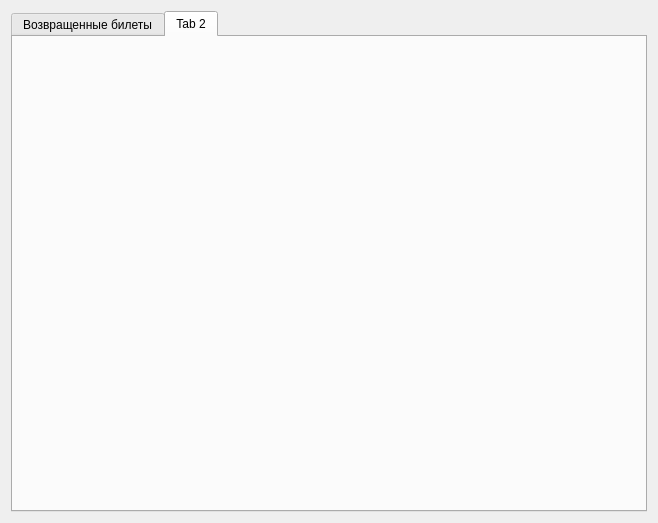
Demonist/TCS, file Admin/MainManager/accountingWidget/caccountingwidget.ui: the form before one commit.
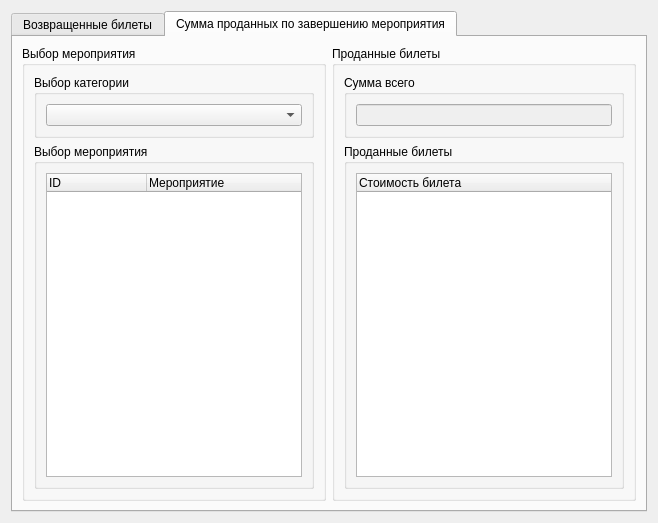
The form after the commit. The open tabs and pages were chosen to show the change.

Diff of the .ui file:
```diff
--- a/Admin/MainManager/accountingWidget/caccountingwidget.ui
+++ b/Admin/MainManager/accountingWidget/caccountingwidget.ui
@@ -53,8 +53,97 @@
      </widget>
      <widget class="QWidget" name="tab_2">
       <attribute name="title">
-       <string>Tab 2</string>
+       <string>Сумма проданных по завершению мероприятия</string>
       </attribute>
+      <layout class="QGridLayout" name="gridLayout_3">
+       <item row="0" column="0">
+        <widget class="QGroupBox" name="groupBox">
+         <property name="title">
+          <string>Выбор мероприятия</string>
+         </property>
+         <layout class="QGridLayout" name="gridLayout_6">
+          <item row="0" column="0">
+           <widget class="QGroupBox" name="groupBox_3">
+            <property name="title">
+             <string>Выбор категории</string>
+            </property>
+            <layout class="QGridLayout" name="gridLayout_4">
+             <item row="0" column="0">
+              <widget class="QComboBox" name="cbxCategoriesSelect"/>
+             </item>
+            </layout>
+           </widget>
+          </item>
+          <item row="1" column="0">
+           <widget class="QGroupBox" name="groupBox_4">
+            <property name="title">
+             <string>Выбор мероприятия</string>
+            </property>
+            <layout class="QGridLayout" name="gridLayout_5">
+             <item row="0" column="0">
+              <widget class="QTreeWidget" name="twActions">
+               <column>
+                <property name="text">
+                 <string>ID</string>
+                </property>
+               </column>
+               <column>
+                <property name="text">
+                 <string>Мероприятие</string>
+                </property>
+               </column>
+              </widget>
+             </item>
+            </layout>
+           </widget>
+          </item>
+         </layout>
+        </widget>
+       </item>
+       <item row="0" column="1">
+        <widget class="QGroupBox" name="groupBox_2">
+         <property name="title">
+          <string>Проданные билеты</string>
+         </property>
+         <layout class="QGridLayout" name="gridLayout_9">
+          <item row="0" column="0">
+           <widget class="QGroupBox" name="groupBox_5">
+            <property name="title">
+             <string>Сумма всего</string>
+            </property>
+            <layout class="QGridLayout" name="gridLayout_7">
+             <item row="0" column="0">
+              <widget class="QLineEdit" name="lePriseSumTickets">
+               <property name="enabled">
+                <bool>false</bool>
+               </property>
+              </widget>
+             </item>
+            </layout>
+           </widget>
+          </item>
+          <item row="1" column="0">
+           <widget class="QGroupBox" name="groupBox_6">
+            <property name="title">
+             <string>Проданные билеты</string>
+            </property>
+            <layout class="QGridLayout" name="gridLayout_8">
+             <item row="0" column="0">
+              <widget class="QTreeWidget" name="twSellsTickets">
+               <column>
+                <property name="text">
+                 <string>Стоимость билета</string>
+                </property>
+               </column>
+              </widget>
+             </item>
+            </layout>
+           </widget>
+          </item>
+         </layout>
+        </widget>
+       </item>
+      </layout>
      </widget>
     </widget>
    </item>
```
Left out of the diff: 3 changed lines with no effect on the pictures.
